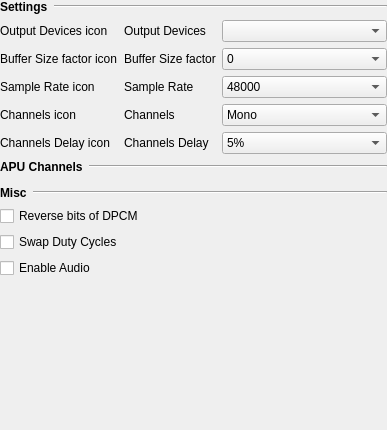
Qt form src/gui/designer/wdgSettingsAudio.ui (punesemu/puNES) before a commit.
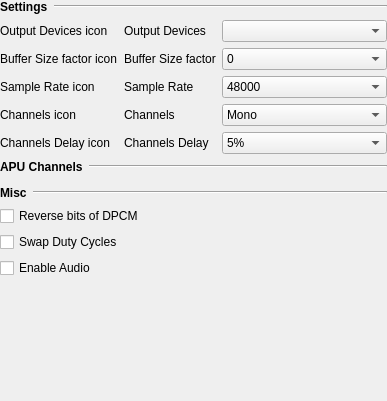
The same form after that commit. Custom widgets are drawn as their Qt base class.

The edit to the form file:
```diff
--- a/src/gui/designer/wdgSettingsAudio.ui
+++ b/src/gui/designer/wdgSettingsAudio.ui
@@ -7,7 +7,7 @@
     <x>0</x>
     <y>0</y>
     <width>387</width>
-    <height>430</height>
+    <height>401</height>
    </rect>
   </property>
   <property name="windowTitle">
```
Left out of the diff: 14 changed lines with no effect on the pictures.
